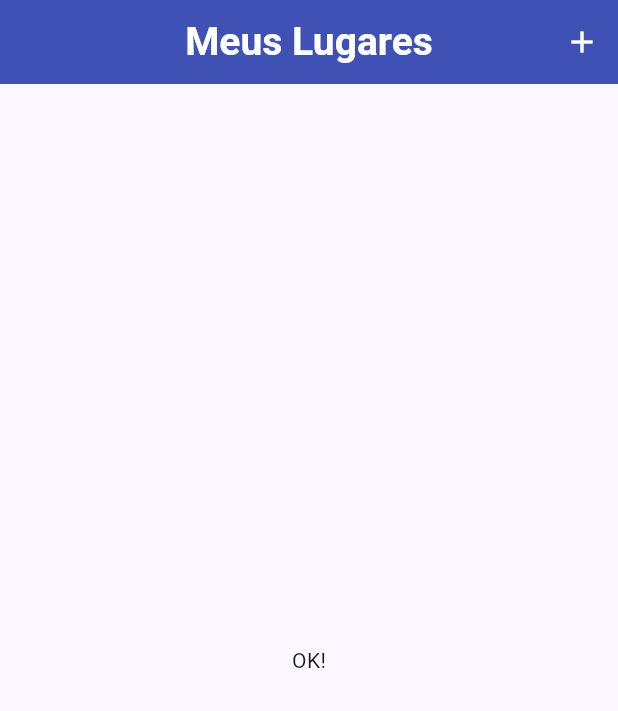
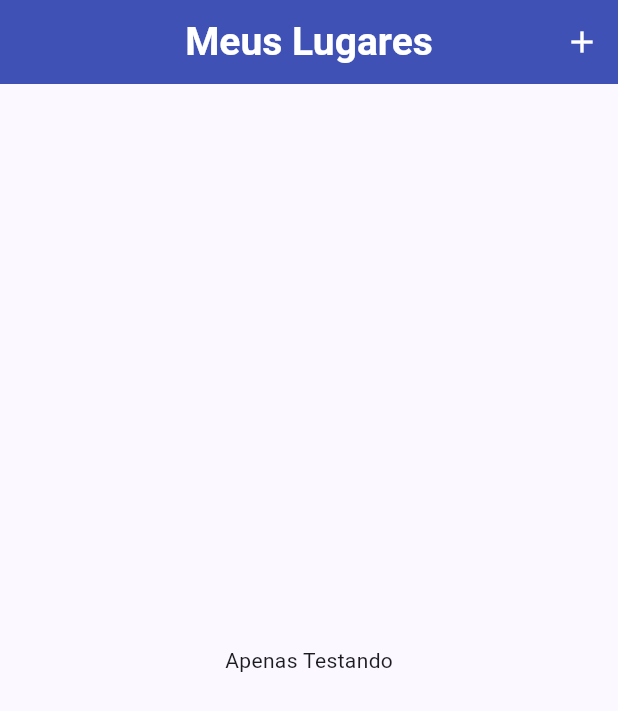
Before and after one commit to cleitonaraujo89/places, a Flutter app: the screen it shows after launch, on a phone screen of 412 x 824 dp. Shown: the top 711 px of the screen. Run offline on Flutter 3.47's test engine with Material 3 defaults, Android fonts, the phone set to English and light mode, and no system bars; our stand-ins replace image_picker.

Commit message:
Config IOS, ListView

```diff
--- a/lib/main.dart
+++ b/lib/main.dart
@@ -1,8 +1,10 @@
 // ignore_for_file: prefer_const_constructors
 
 import 'package:flutter/material.dart';
+import 'package:places/providers/great_places.dart';
 import 'package:places/screens/place_form_screen.dart';
 import 'package:places/utils/app_routes.dart';
+import 'package:provider/provider.dart';
 import 'screens/places_list_screen.dart';
 
 void main() {
@@ -15,7 +17,9 @@ class MyApp extends StatelessWidget {
   // This widget is the root of your application.
   @override
   Widget build(BuildContext context) {
-    return MaterialApp(
+    return ChangeNotifierProvider(
+      create: (context) => GreatPlaces(),
+      child: MaterialApp(
         title: 'Great Places',
         debugShowCheckedModeBanner: false,
         theme: ThemeData(
@@ -27,6 +31,7 @@ class MyApp extends StatelessWidget {
         routes: {
           AppRoutes.PLACE_FORM: (ctx) => PlaceFormScreen(),
         },
+      ),
     );
   }
 }
--- a/lib/screens/place_form_screen.dart
+++ b/lib/screens/place_form_screen.dart
@@ -3,6 +3,8 @@
 import 'dart:io';
 
 import 'package:flutter/material.dart';
+import 'package:places/providers/great_places.dart';
+import 'package:provider/provider.dart';
 import '../widgets/image_input.dart';
 
 class PlaceFormScreen extends StatefulWidget {
@@ -25,6 +27,9 @@ class _PlaceFormScreenState extends State<PlaceFormScreen> {
     if (_titleController.text.isEmpty || _pickedImage == null) {
       return;
     }
+
+    Provider.of<GreatPlaces>(context, listen: false)
+        .addPlace(_titleController.text, _pickedImage!);
     Navigator.of(context).pop();
   }
 
@@ -57,7 +62,6 @@ class _PlaceFormScreenState extends State<PlaceFormScreen> {
                         labelText: 'Titulo',
                       ),
                       controller: _titleController,
-
                     ),
                     SizedBox(height: 10),
                     ImageInput(_selectedImage),
--- a/lib/screens/places_list_screen.dart
+++ b/lib/screens/places_list_screen.dart
@@ -1,6 +1,8 @@
 // ignore_for_file: prefer_const_constructors
 
 import 'package:flutter/material.dart';
+import 'package:places/providers/great_places.dart';
+import 'package:provider/provider.dart';
 import '../utils/app_routes.dart';
 
 class PlacesListScreen extends StatelessWidget {
@@ -26,8 +28,23 @@ class PlacesListScreen extends StatelessWidget {
         foregroundColor: Colors.white,
         centerTitle: true,
       ),
-      body: Center(
-        child: Text('OK!'), //CircularProgressIndicator.adaptive(),
+      body: Consumer<GreatPlaces>(
+        //se n tiver lugares na lista, mostra o chield, caso contrario mostra a lista
+        builder: (ctx, greatPlaces, ch) => greatPlaces.itemsCount == 0
+            ? ch!
+            : ListView.builder(
+                itemCount: greatPlaces.itemsCount,
+                itemBuilder: (cts, i) => ListTile(
+                  leading: CircleAvatar(
+                    backgroundImage: FileImage(greatPlaces.items[i].image),
+                  ),
+                  title: Text(greatPlaces.items[i].title),
+                  onTap: () {},
+                ),
+              ),
+        child: Center(
+          child: Text('Apenas Testando'),
+        ),
       ),
     );
   }
```
Also changed, not shown: lib/providers/great_places.dart (+10 -0 lines), 1 other file. Lines whose indentation alone changed are shown as unchanged.
